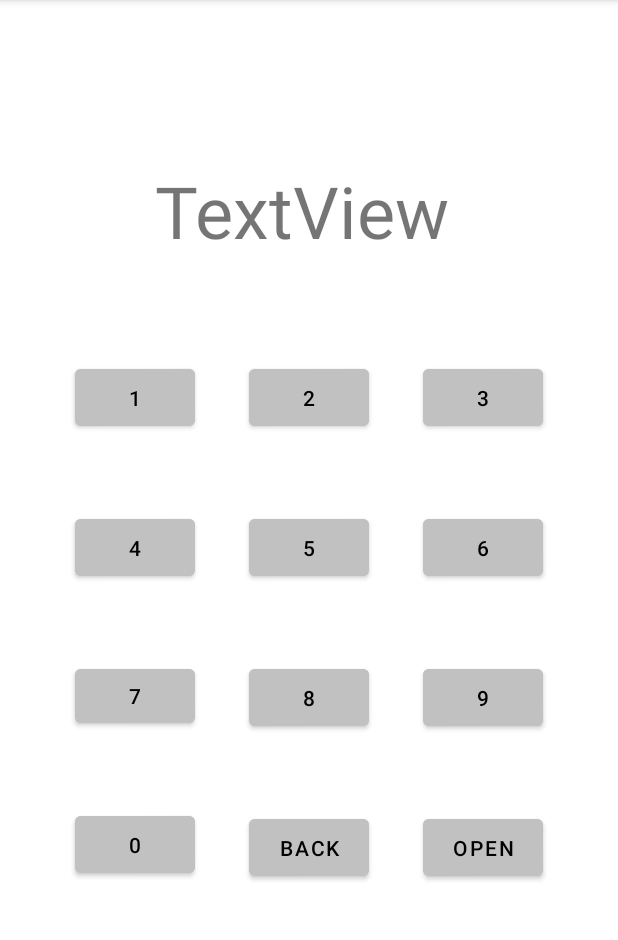
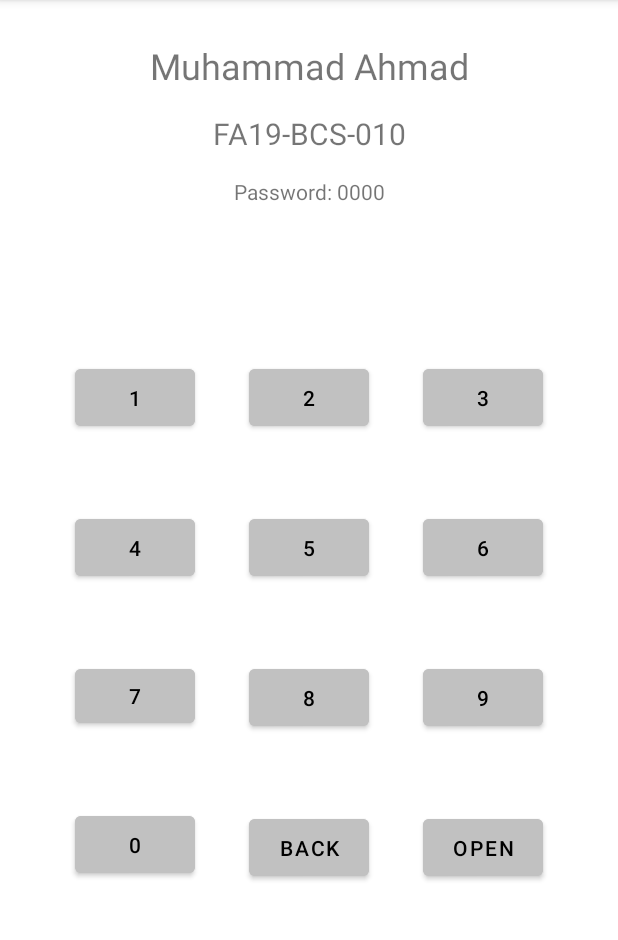
Before and after one commit to aeongt710/Asg2_Lock, an Android app: the screen it shows after launch (MainActivity), on a phone screen of 412 x 824 dp, the part 84-1024 px from its top. Run offline under Robolectric (Android 15) with nearby library versions, the phone set to English and light mode, and no system bars.

```diff
--- a/app/src/main/AndroidManifest.xml
+++ b/app/src/main/AndroidManifest.xml
@@ -10,6 +10,9 @@
         android:supportsRtl="true"
         android:theme="@style/Theme.Asg2_Lock">
         <activity
+            android:name=".SuccessActivity"
+            android:exported="false" />
+        <activity
             android:name=".MainActivity"
             android:exported="true">
             <intent-filter>
--- a/app/src/main/java/com/example/asg2_lock/MainActivity.java
+++ b/app/src/main/java/com/example/asg2_lock/MainActivity.java
@@ -2,13 +2,124 @@ package com.example.asg2_lock;
 
 import androidx.appcompat.app.AppCompatActivity;
 
+import android.content.Intent;
 import android.os.Bundle;
+import android.view.View;
+import android.widget.TextView;
+import android.widget.Toast;
 
 public class MainActivity extends AppCompatActivity {
 
+    String _password;
+    TextView _passTV;
+    int _invalidCount;
     @Override
     protected void onCreate(Bundle savedInstanceState) {
         super.onCreate(savedInstanceState);
         setContentView(R.layout.activity_main);
+        _passTV =findViewById(R.id.main_tv_pass);
+        _password ="0000";
+        _invalidCount=1;
+        btnFunctions();
+    }
+    public void btnFunctions()
+    {
+        findViewById(R.id.main_btn_0).setOnClickListener(new View.OnClickListener() {
+            @Override
+            public void onClick(View view) {
+                updatePasscode("0");
+            }
+        });
+        findViewById(R.id.main_btn_1).setOnClickListener(new View.OnClickListener() {
+            @Override
+            public void onClick(View view) {
+                updatePasscode("1");
+            }
+        });
+        findViewById(R.id.main_btn_2).setOnClickListener(new View.OnClickListener() {
+            @Override
+            public void onClick(View view) {
+                updatePasscode("2");
+            }
+        });
+        findViewById(R.id.main_btn_3).setOnClickListener(new View.OnClickListener() {
+            @Override
+            public void onClick(View view) {
+                updatePasscode("3");
+            }
+        });
+        findViewById(R.id.main_btn_4).setOnClickListener(new View.OnClickListener() {
+            @Override
+            public void onClick(View view) {
+                updatePasscode("4");
+            }
+        });
+        findViewById(R.id.main_btn_5).setOnClickListener(new View.OnClickListener() {
+            @Override
+            public void onClick(View view) {
+                updatePasscode("5");
+            }
+        });
+        findViewById(R.id.main_btn_6).setOnClickListener(new View.OnClickListener() {
+            @Override
+            public void onClick(View view) {
+                updatePasscode("6");
+            }
+        });
+        findViewById(R.id.main_btn_7).setOnClickListener(new View.OnClickListener() {
+            @Override
+            public void onClick(View view) {
+                updatePasscode("7");
+            }
+        });
+        findViewById(R.id.main_btn_8).setOnClickListener(new View.OnClickListener() {
+            @Override
+            public void onClick(View view) {
+                updatePasscode("8");
+            }
+        });
+        findViewById(R.id.main_btn_9).setOnClickListener(new View.OnClickListener() {
+            @Override
+            public void onClick(View view) {
+                updatePasscode("9");
+            }
+        });
+        findViewById(R.id.main_btn_back).setOnClickListener(new View.OnClickListener() {
+            @Override
+            public void onClick(View view) {
+                if(_passTV.getText().toString().length()>0)
+                {
+                    _passTV.setText(_passTV.getText().toString().substring(0, _passTV.getText().toString().length()-1));
+                }
+            }
+        });
+        findViewById(R.id.main_btn_open).setOnClickListener(new View.OnClickListener() {
+            @Override
+            public void onClick(View view) {
+                if(_passTV.getText().toString().equals(_password))
+                {
+                    Toast.makeText(getApplicationContext(), R.string.success, Toast.LENGTH_SHORT).show();
+                    Intent intent=new Intent(MainActivity.this,SuccessActivity.class);
+                    startActivity(intent);
+                }else{
+                    Toast.makeText(getApplicationContext(), "Invalid Passcode!", Toast.LENGTH_SHORT).show();
+                    if(_invalidCount==3)
+                    {
+                        finish();
+                    }else{
+                        _invalidCount++;
+                    }
+                }
+            }
+        });
+    }
+    public void updatePasscode(String input)
+    {
+        if(_passTV.getText().toString().length()<4)
+        {
+            _passTV.setText(_passTV.getText().toString()+input);
+        }else{
+            Toast.makeText(this, "Max Length Reached!", Toast.LENGTH_SHORT).show();
+        }
     }
 }
--- a/app/src/main/res/layout/activity_main.xml
+++ b/app/src/main/res/layout/activity_main.xml
@@ -127,30 +127,29 @@
         app:layout_constraintTop_toBottomOf="@+id/main_btn_7" />
 
     <TextView
-        android:id="@+id/textView"
-        android:layout_width="215dp"
-        android:layout_height="66dp"
-        android:layout_marginStart="103dp"
-        android:layout_marginTop="108dp"
-        android:text="TextView"
-        android:textSize="48sp"
+        android:id="@+id/main_tv_pass"
+        android:layout_width="92dp"
+        android:layout_height="40dp"
+        android:layout_marginStart="160dp"
+        android:layout_marginTop="165dp"
+        android:textSize="34sp"
         app:layout_constraintStart_toStartOf="parent"
         app:layout_constraintTop_toTopOf="parent" />
 
     <Button
-        android:id="@+id/button11"
+        android:id="@+id/main_btn_back"
         android:layout_width="@dimen/btn_width"
         android:layout_height="@dimen/btn_height"
         android:layout_marginTop="50dp"
         android:backgroundTint="@color/custom_grey"
         android:text="@string/btn_back"
         android:textColor="@color/black"
-        app:layout_constraintEnd_toStartOf="@+id/button12"
+        app:layout_constraintEnd_toStartOf="@+id/main_btn_open"
         app:layout_constraintStart_toEndOf="@+id/main_btn_0"
         app:layout_constraintTop_toBottomOf="@+id/main_btn_8" />
 
     <Button
-        android:id="@+id/button12"
+        android:id="@+id/main_btn_open"
         android:layout_width="@dimen/btn_width"
         android:layout_height="@dimen/btn_height"
         android:layout_marginTop="50dp"
@@ -160,4 +159,36 @@
         android:textColor="@color/black"
         app:layout_constraintEnd_toEndOf="parent"
         app:layout_constraintTop_toBottomOf="@+id/main_btn_9" />
+
+    <TextView
+        android:id="@+id/textView2"
+        android:layout_width="wrap_content"
+        android:layout_height="wrap_content"
+        android:layout_marginTop="27dp"
+        android:text="@string/name"
+        android:textSize="24sp"
+        app:layout_constraintEnd_toEndOf="parent"
+        app:layout_constraintStart_toStartOf="parent"
+        app:layout_constraintTop_toTopOf="parent" />
+
+    <TextView
+        android:id="@+id/textView3"
+        android:layout_width="wrap_content"
+        android:layout_height="wrap_content"
+        android:layout_marginTop="15dp"
+        android:text="@string/reg"
+        android:textSize="20sp"
+        app:layout_constraintEnd_toEndOf="parent"
+        app:layout_constraintStart_toStartOf="parent"
+        app:layout_constraintTop_toBottomOf="@+id/textView2" />
+
+    <TextView
+        android:id="@+id/textView4"
+        android:layout_width="wrap_content"
+        android:layout_height="wrap_content"
+        android:layout_marginTop="15dp"
+        android:text="@string/pass"
+        app:layout_constraintEnd_toEndOf="parent"
+        app:layout_constraintStart_toStartOf="parent"
+        app:layout_constraintTop_toBottomOf="@+id/textView3" />
 </androidx.constraintlayout.widget.ConstraintLayout>
--- a/app/src/main/res/values/strings.xml
+++ b/app/src/main/res/values/strings.xml
@@ -12,4 +12,8 @@
     <string name="btn_0">0</string>
     <string name="btn_back">BACK</string>
     <string name="btn_open">OPEN</string>
+    <string name="success">Successfully Logged In</string>
+    <string name="name">Muhammad Ahmad</string>
+    <string name="reg">FA19-BCS-010</string>
+    <string name="pass">Password: 0000</string>
 </resources>
```
Also changed, not shown: app/src/main/java/com/example/asg2_lock/SuccessActivity.java (added, +14 -0 lines), app/src/main/res/layout/activity_success.xml (added, +19 -0 lines).
